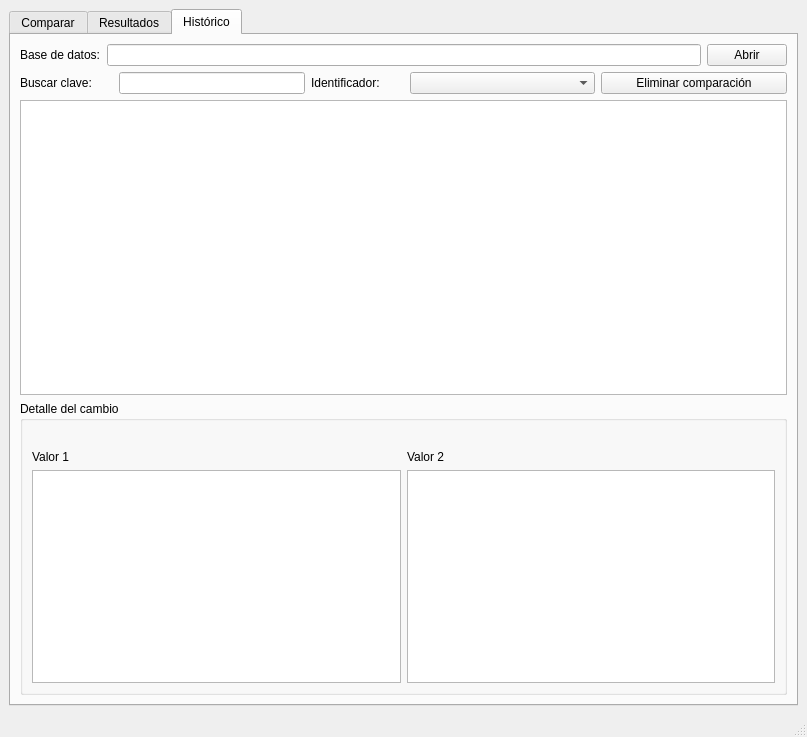
Above: src/ui/main_window.ui from CristinaCG/ComparadorExcel before the change. Below: the same form after it.
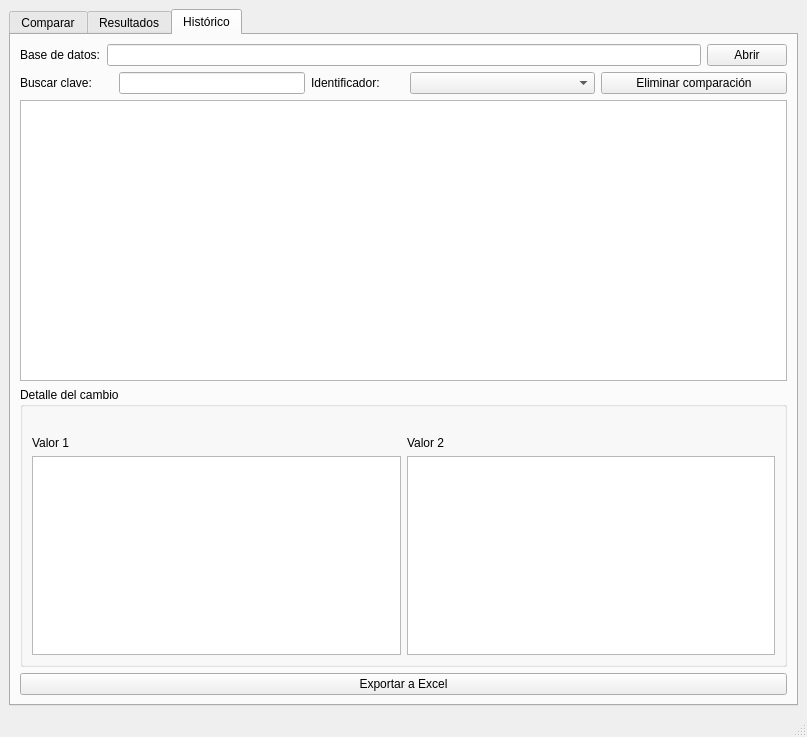
That is the form after the change.

Diff of the .ui file:
```diff
--- a/src/ui/main_window.ui
+++ b/src/ui/main_window.ui
@@ -422,9 +422,6 @@
                <property name="text">
                 <string/>
                </property>
-               <property name="alignment">
-                <set>Qt::AlignmentFlag::AlignRight|Qt::AlignmentFlag::AlignTrailing|Qt::AlignmentFlag::AlignVCenter</set>
-               </property>
               </widget>
              </item>
              <item>
@@ -484,6 +481,13 @@
           </layout>
          </widget>
         </item>
+        <item>
+         <widget class="QPushButton" name="pushButtonExportarHistorico">
+          <property name="text">
+           <string>Exportar a Excel</string>
+          </property>
+         </widget>
+        </item>
        </layout>
       </widget>
      </widget>
```
Left out of the diff: 7 changed lines with no effect on the pictures.
